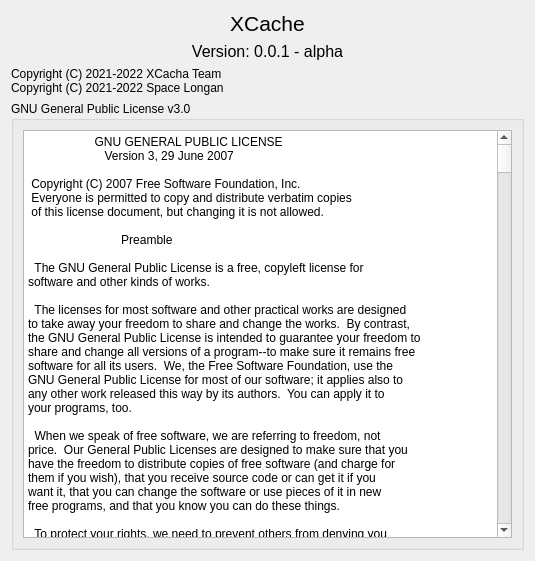
First picture: the form in XCache/widgets/aboutdialog.ui, repository RedFox-longan/XCache, before the edit.
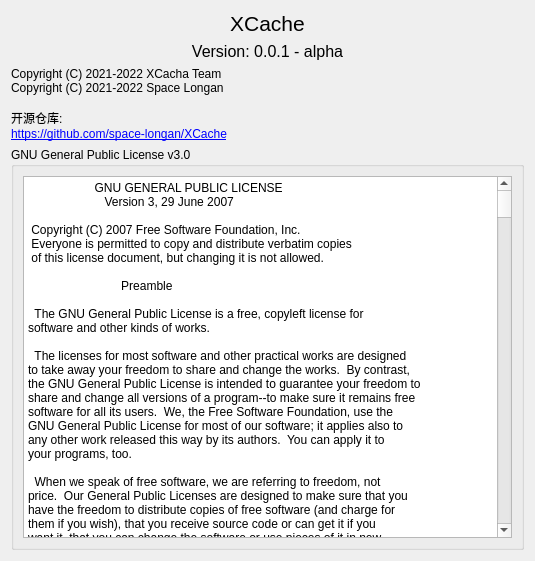
Second picture: the form after the edit. Icons and pictures are not drawn.

Patch:
```diff
--- a/XCache/widgets/aboutdialog.ui
+++ b/XCache/widgets/aboutdialog.ui
@@ -43,7 +43,10 @@
 p, li { white-space: pre-wrap; }
 &lt;/style&gt;&lt;/head&gt;&lt;body style=&quot; font-family:'Microsoft YaHei UI'; font-size:9pt; font-weight:400; font-style:normal;&quot;&gt;
 &lt;p style=&quot; margin-top:0px; margin-bottom:0px; margin-left:0px; margin-right:0px; -qt-block-indent:0; text-indent:0px;&quot;&gt;&lt;span style=&quot; font-family:'SimSun';&quot;&gt;Copyright (C) 2021-2022 XCacha Team&lt;/span&gt;&lt;/p&gt;
-&lt;p style=&quot; margin-top:0px; margin-bottom:0px; margin-left:0px; margin-right:0px; -qt-block-indent:0; text-indent:0px;&quot;&gt;&lt;span style=&quot; font-family:'SimSun';&quot;&gt;Copyright (C) 2021-2022 Space Longan&lt;/span&gt;&lt;/p&gt;&lt;/body&gt;&lt;/html&gt;</string>
+&lt;p style=&quot; margin-top:0px; margin-bottom:0px; margin-left:0px; margin-right:0px; -qt-block-indent:0; text-indent:0px;&quot;&gt;&lt;span style=&quot; font-family:'SimSun';&quot;&gt;Copyright (C) 2021-2022 Space Longan&lt;/span&gt;&lt;/p&gt;
+&lt;p style=&quot;-qt-paragraph-type:empty; margin-top:0px; margin-bottom:0px; margin-left:0px; margin-right:0px; -qt-block-indent:0; text-indent:0px; font-family:'SimSun';&quot;&gt;&lt;br /&gt;&lt;/p&gt;
+&lt;p style=&quot; margin-top:0px; margin-bottom:0px; margin-left:0px; margin-right:0px; -qt-block-indent:0; text-indent:0px;&quot;&gt;&lt;span style=&quot; font-family:'SimSun';&quot;&gt;开源仓库:&lt;/span&gt;&lt;/p&gt;
+&lt;p style=&quot; margin-top:0px; margin-bottom:0px; margin-left:0px; margin-right:0px; -qt-block-indent:0; text-indent:0px;&quot;&gt;&lt;a href=&quot;https://github.com/space-longan/XCache&quot;&gt;&lt;span style=&quot; text-decoration: underline; color:#0000ff;&quot;&gt;https://github.com/space-longan/XCache&lt;/span&gt;&lt;/a&gt;&lt;/p&gt;&lt;/body&gt;&lt;/html&gt;</string>
      </property>
     </widget>
    </item>
```
